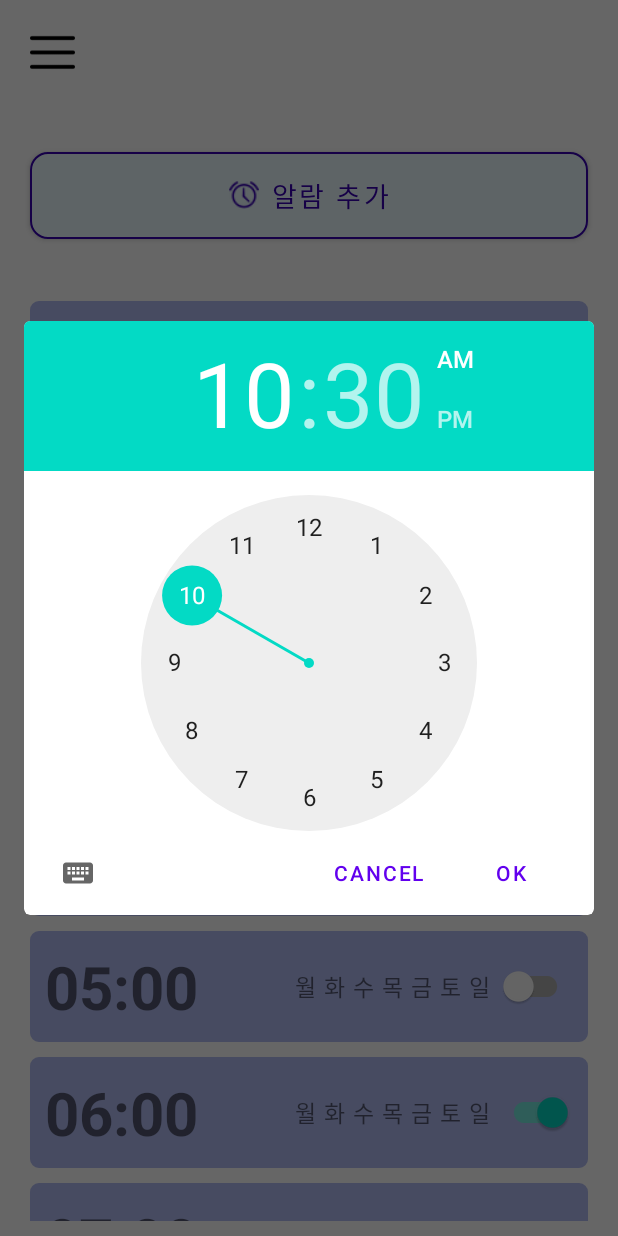
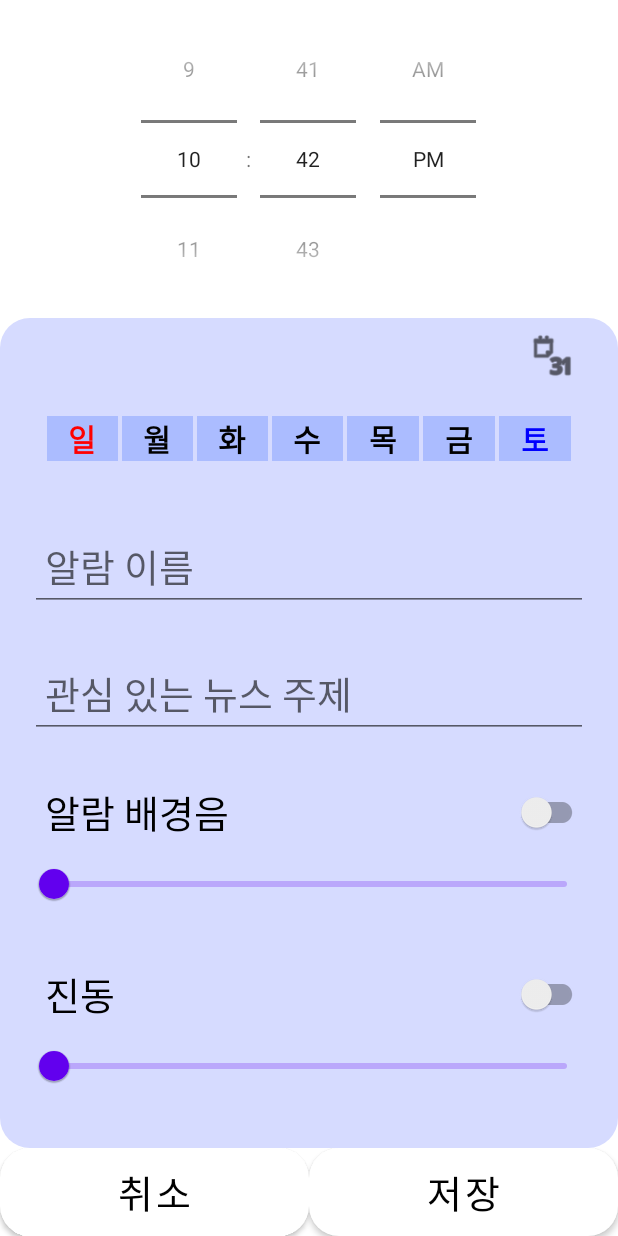
Before and after one commit to LeeMyeongbo/AndroidApps, an Android app: the screen it shows after launch (MainActivity before the commit, AlarmSetterActivity after it), after a tap on "알람 추가", on a phone screen of 412 x 824 dp. Run offline under Robolectric (Android 15) with nearby library versions, the phone set to English and light mode, and no system bars.

Commit message:
replace TimePickerFragment with AlarmSetterActivity when adding alarm

```diff
--- a/NewsAlarm/app/src/main/AndroidManifest.xml
+++ b/NewsAlarm/app/src/main/AndroidManifest.xml
@@ -16,15 +16,15 @@
         android:supportsRtl="true"
         android:theme="@style/Theme.NewsAlarm">
         <activity
-            android:name="com.alarm.newsalarm.MainActivity"
+            android:name=".MainActivity"
             android:exported="true">
             <intent-filter>
                 <action android:name="android.intent.action.MAIN" />
 
                 <category android:name="android.intent.category.LAUNCHER" />
             </intent-filter>
-
         </activity>
+        <activity android:name=".AlarmSetterActivity" />
         <receiver android:name="com.alarm.newsalarm.AlertReceiver"/>
     </application>
 
--- /dev/null
+++ b/NewsAlarm/app/src/main/java/com/alarm/newsalarm/AlarmSetterActivity.java
@@ -0,0 +1,15 @@
+package com.alarm.newsalarm;
+
+import android.os.Bundle;
+
+import androidx.annotation.Nullable;
+import androidx.appcompat.app.AppCompatActivity;
+
+public class AlarmSetterActivity extends AppCompatActivity {
+
+    @Override
+    protected void onCreate(@Nullable Bundle savedInstanceState) {
+        super.onCreate(savedInstanceState);
+        setContentView(R.layout.activity_alarm_setter);
+    }
+}
--- a/NewsAlarm/app/src/main/java/com/alarm/newsalarm/MainActivity.java
+++ b/NewsAlarm/app/src/main/java/com/alarm/newsalarm/MainActivity.java
@@ -47,8 +47,9 @@ public class MainActivity extends AppCompatActivity implements TimePickerDialog.
         TextView mTextView =  findViewById(R.id.tvNoAlarm);
         MaterialButton button = findViewById(R.id.btnAdd);
         button.setOnClickListener(v -> {
-            DialogFragment timePicker = new TimePickerFragment();
-            timePicker.show(getSupportFragmentManager(), "time picker");
+            Intent intent = new Intent();
+            intent.setClass(this, AlarmSetterActivity.class);
+            startActivity(intent);
         });
 
         ArrayList<Pair<String, Boolean>> dataset = new ArrayList<>();
--- a/NewsAlarm/app/src/main/java/com/alarm/newsalarm/TimePickerFragment.java
+++ /dev/null
@@ -1,26 +0,0 @@
-package com.alarm.newsalarm;
-
-import android.app.Dialog;
-import android.app.TimePickerDialog;
-import android.os.Bundle;
-import android.text.format.DateFormat;
-
-import androidx.annotation.NonNull;
-import androidx.annotation.Nullable;
-import androidx.fragment.app.DialogFragment;
-
-import java.util.Calendar;
-
-public class TimePickerFragment extends DialogFragment {
-
-    @NonNull
-    @Override
-    public Dialog onCreateDialog(@Nullable Bundle savedInstanceState) {
-        Calendar c = Calendar.getInstance();
-        int hour = c.get(Calendar.HOUR_OF_DAY);
-        int minute = c.get(Calendar.MINUTE);
-
-        return new TimePickerDialog(getActivity(), (TimePickerDialog.OnTimeSetListener) getActivity(),
-            hour, minute, DateFormat.is24HourFormat(getActivity()));
-    }
-}
--- /dev/null
+++ b/NewsAlarm/app/src/main/res/drawable/alarm_setting_bg.xml
@@ -0,0 +1,12 @@
+<?xml version="1.0" encoding="utf-8"?>
+<shape xmlns:android="http://schemas.android.com/apk/res/android"
+    android:padding="10dp"
+    android:shape="rectangle" >
+    <solid android:color="#D6DBFF" />
+
+    <corners
+        android:bottomLeftRadius="20dp"
+        android:bottomRightRadius="20dp"
+        android:topLeftRadius="20dp"
+        android:topRightRadius="20dp" />
+</shape>
--- /dev/null
+++ b/NewsAlarm/app/src/main/res/drawable/alarm_setting_dark_bg.xml
@@ -0,0 +1,12 @@
+<?xml version="1.0" encoding="utf-8"?>
+<shape xmlns:android="http://schemas.android.com/apk/res/android"
+    android:padding="10dp"
+    android:shape="rectangle" >
+    <solid android:color="#212C7C" />
+
+    <corners
+        android:bottomLeftRadius="20dp"
+        android:bottomRightRadius="20dp"
+        android:topLeftRadius="20dp"
+        android:topRightRadius="20dp" />
+</shape>
--- /dev/null
+++ b/NewsAlarm/app/src/main/res/layout/activity_alarm_setter.xml
@@ -0,0 +1,182 @@
+<?xml version="1.0" encoding="utf-8"?>
+<LinearLayout xmlns:android="http://schemas.android.com/apk/res/android"
+    xmlns:tools="http://schemas.android.com/tools"
+    xmlns:app="http://schemas.android.com/apk/res-auto"
+    android:layout_width="match_parent"
+    android:layout_height="match_parent"
+    android:orientation="vertical" >
+
+    <TimePicker
+        android:id="@+id/timePicker"
+        android:layout_width="match_parent"
+        android:layout_height="wrap_content" />
+
+    <ScrollView
+        style="@style/alarmSetterScrollView"
+        android:layout_width="match_parent"
+        android:layout_height="0dp"
+        android:layout_weight="1"
+        android:scrollbars="vertical"
+        android:scrollbarStyle="outsideOverlay"
+        android:paddingHorizontal="20dp">
+
+        <LinearLayout
+            android:layout_width="match_parent"
+            android:layout_height="wrap_content"
+            android:orientation="vertical" >
+
+            <com.google.android.material.button.MaterialButton
+                style="@style/iconButtonTheme"
+                android:id="@+id/datePicker"
+                android:layout_width="50dp"
+                android:layout_height="50dp"
+                android:textColor="@color/black"
+                android:layout_gravity="end"
+                android:background="@android:color/transparent"
+                app:icon="@android:drawable/ic_menu_month"
+                app:iconGravity="top"
+                app:iconSize="30dp" />
+
+            <LinearLayout
+                android:layout_width="match_parent"
+                android:layout_height="wrap_content"
+                android:layout_marginHorizontal="10dp"
+                android:layout_marginVertical="15dp" >
+
+                <TextView
+                    style="@style/WeekdayStyle"
+                    android:id="@+id/tvSunday"
+                    android:text="@string/txt_sunday"
+                    android:textColor="@color/red" />
+
+                <TextView
+                    style="@style/WeekdayStyle"
+                    android:id="@+id/tvMonday"
+                    android:text="@string/txt_monday"
+                    android:textColor="@color/black" />
+
+                <TextView
+                    style="@style/WeekdayStyle"
+                    android:id="@+id/tvTuesday"
+                    android:text="@string/txt_tuesday"
+                    android:textColor="@color/black" />
+
+                <TextView
+                    style="@style/WeekdayStyle"
+                    android:id="@+id/tvWednesday"
+                    android:text="@string/txt_wednesday"
+                    android:textColor="@color/black" />
+
+                <TextView
+                    style="@style/WeekdayStyle"
+                    android:id="@+id/tvThursday"
+                    android:text="@string/txt_thursday"
+                    android:textColor="@color/black" />
+
+                <TextView
+                    style="@style/WeekdayStyle"
+                    android:id="@+id/tvFriday"
+                    android:text="@string/txt_friday"
+                    android:textColor="@color/black" />
+
+                <TextView
+                    style="@style/WeekdayStyle"
+                    android:id="@+id/tvSaturday"
+                    android:text="@string/txt_saturday"
+                    android:textColor="@color/blue" />
+            </LinearLayout>
+
+            <EditText
+                android:id="@+id/etAlarmName"
+                android:layout_width="match_parent"
+                android:layout_height="wrap_content"
+                android:layout_marginTop="25dp"
+                android:autofillHints="name"
+                android:inputType="text"
+                android:paddingHorizontal="10dp"
+                android:textSize="25sp"
+                android:hint="@string/txt_alarm_name" />
+
+            <EditText
+                android:id="@+id/etNewsTopic"
+                android:layout_width="match_parent"
+                android:layout_height="wrap_content"
+                android:layout_marginTop="25dp"
+                android:autofillHints="name"
+                android:inputType="text"
+                android:paddingHorizontal="10dp"
+                android:textSize="25sp"
+                android:hint="@string/txt_news_topic" />
+
+            <androidx.appcompat.widget.SwitchCompat
+                android:id="@+id/switchBgm"
+                android:layout_width="match_parent"
+                android:layout_height="wrap_content"
+                android:layout_marginTop="25dp"
+                android:text="@string/txt_bgm"
+                android:textSize="25sp"
+                android:paddingStart="10dp"
+                tools:ignore="RtlSymmetry" />
+
+            <com.google.android.material.slider.Slider
+                android:id="@+id/slideVolume"
+                android:layout_width="match_parent"
+                android:layout_height="wrap_content"
+                android:tag="볼륨 크기"
+                android:paddingStart="10dp"
+                tools:ignore="RtlSymmetry" />
+
+            <androidx.appcompat.widget.SwitchCompat
+                android:id="@+id/switchVib"
+                android:layout_width="match_parent"
+                android:layout_height="wrap_content"
+                android:layout_marginTop="25dp"
+                android:text="@string/txt_vib"
+                android:textSize="25sp"
+                android:paddingStart="10dp"
+                tools:ignore="RtlSymmetry" />
+
+            <com.google.android.material.slider.Slider
+                android:id="@+id/slideVib"
+                android:layout_width="match_parent"
+                android:layout_height="wrap_content"
+                android:tag="진동 세기"
+                android:paddingStart="10dp"
+                tools:ignore="RtlSymmetry" />
+
+        </LinearLayout>
+    </ScrollView>
+
+    <LinearLayout
+        android:layout_width="match_parent"
+        android:layout_height="wrap_content" >
+
+        <com.google.android.material.button.MaterialButton
+            style="@style/buttonTheme"
+            android:id="@+id/btnCancel"
+            android:layout_width="0dp"
+            android:layout_height="wrap_content"
+            android:layout_weight="1"
+            android:layout_marginVertical="0dp"
+            android:insetTop="0dp"
+            android:insetBottom="0dp"
+            android:paddingVertical="10dp"
+            android:text="@string/txt_cancel"
+            android:textSize="25sp"
+            app:cornerRadius="20dp" />
+
+        <com.google.android.material.button.MaterialButton
+            style="@style/buttonTheme"
+            android:id="@+id/btnSave"
+            android:layout_width="0dp"
+            android:layout_height="wrap_content"
+            android:layout_weight="1"
+            android:layout_marginVertical="0dp"
+            android:insetTop="0dp"
+            android:insetBottom="0dp"
+            android:paddingVertical="10dp"
+            android:text="@string/txt_save"
+            android:textSize="25sp"
+            app:cornerRadius="20dp" />
+    </LinearLayout>
+</LinearLayout>
--- a/NewsAlarm/app/src/main/res/values-night/themes.xml
+++ b/NewsAlarm/app/src/main/res/values-night/themes.xml
@@ -12,5 +12,42 @@
         <!-- Customize your theme here. -->
         <item name="android:windowNoTitle">true</item>
         <item name="windowNoTitle">true</item>
+        <item name="android:timePickerStyle">@style/NewsAlarmTimePickerStyle</item>
+    </style>
+
+    <!-- TimePicker style -->
+    <style name="NewsAlarmTimePickerStyle"
+        parent="android:Widget.Material.TimePicker">
+        <item name="android:timePickerMode">spinner</item>
+    </style>
+
+    <!-- WeekDayPicker Style -->
+    <style name="WeekdayStyle">
+        <item name="android:layout_width">0dp</item>
+        <item name="android:layout_height">wrap_content</item>
+        <item name="android:layout_weight">1</item>
+        <item name="android:layout_marginHorizontal">1dp</item>
+        <item name="android:background">#3C2058FF</item>
+        <item name="android:textStyle">bold</item>
+        <item name="android:textSize">20sp</item>
+        <item name="android:textAlignment">center</item>
+    </style>
+
+    <!-- common button style for dark theme -->
+    <style name="buttonTheme">
+        <item name="android:textColor">@color/white</item>
+        <item name="background">@color/black</item>
+        <item name="backgroundTint">@color/black</item>
+        <item name="rippleColor">@color/white</item>
+    </style>
+
+    <!-- common button style for dark theme -->
+    <style name="iconButtonTheme">
+        <item name="iconTint">@color/white</item>
+    </style>
+
+    <!-- scrollView background for dark theme -->
+    <style name="alarmSetterScrollView">
+        <item name="android:background">@drawable/alarm_setting_dark_bg</item>
     </style>
 </resources>
--- a/NewsAlarm/app/src/main/res/values/colors.xml
+++ b/NewsAlarm/app/src/main/res/values/colors.xml
@@ -7,4 +7,7 @@
     <color name="teal_700">#FF018786</color>
     <color name="black">#FF000000</color>
     <color name="white">#FFFFFFFF</color>
+    <color name="red">#FF0000</color>
+    <color name="green">#00FF00</color>
+    <color name="blue">#0000FF</color>
 </resources>
--- a/NewsAlarm/app/src/main/res/values/strings.xml
+++ b/NewsAlarm/app/src/main/res/values/strings.xml
@@ -4,4 +4,17 @@
     <string name="txt_delete">삭제</string>
     <string name="txt_add">알람 추가</string>
     <string name="imgBtnExp">drawer appears when clicked</string>
+    <string name="txt_sunday">일</string>
+    <string name="txt_monday">월</string>
+    <string name="txt_tuesday">화</string>
+    <string name="txt_wednesday">수</string>
+    <string name="txt_thursday">목</string>
+    <string name="txt_friday">금</string>
+    <string name="txt_saturday">토</string>
+    <string name="txt_alarm_name">알람 이름</string>
+    <string name="txt_bgm">알람 배경음</string>
+    <string name="txt_vib">진동</string>
+    <string name="txt_news_topic">관심 있는 뉴스 주제</string>
+    <string name="txt_cancel">취소</string>
+    <string name="txt_save">저장</string>
 </resources>
--- a/NewsAlarm/app/src/main/res/values/themes.xml
+++ b/NewsAlarm/app/src/main/res/values/themes.xml
@@ -12,5 +12,42 @@
         <!-- Customize your theme here. -->
         <item name="android:windowNoTitle">true</item>
         <item name="windowNoTitle">true</item>
+        <item name="android:timePickerStyle">@style/NewsAlarmTimePickerStyle</item>
+    </style>
+
+    <!-- TimePicker style -->
+    <style name="NewsAlarmTimePickerStyle"
+            parent="android:Widget.Material.Light.TimePicker">
+        <item name="android:timePickerMode">spinner</item>
+    </style>
+
+    <!-- WeekDayPicker Style -->
+    <style name="WeekdayStyle">
+        <item name="android:layout_width">0dp</item>
+        <item name="android:layout_height">wrap_content</item>
+        <item name="android:layout_weight">1</item>
+        <item name="android:layout_marginHorizontal">1dp</item>
+        <item name="android:background">#3C2058FF</item>
+        <item name="android:textStyle">bold</item>
+        <item name="android:textSize">20sp</item>
+        <item name="android:textAlignment">center</item>
+    </style>
+
+    <!-- common button style for light theme -->
+    <style name="buttonTheme">
+        <item name="android:textColor">@color/black</item>
+        <item name="background">@color/white</item>
+        <item name="backgroundTint">@color/white</item>
+        <item name="rippleColor">@color/black</item>
+    </style>
+
+    <!-- common button style for light theme -->
+    <style name="iconButtonTheme">
+        <item name="iconTint">@color/black</item>
+    </style>
+
+    <!-- scrollView background for light theme -->
+    <style name="alarmSetterScrollView">
+        <item name="android:background">@drawable/alarm_setting_bg</item>
     </style>
 </resources>
```
